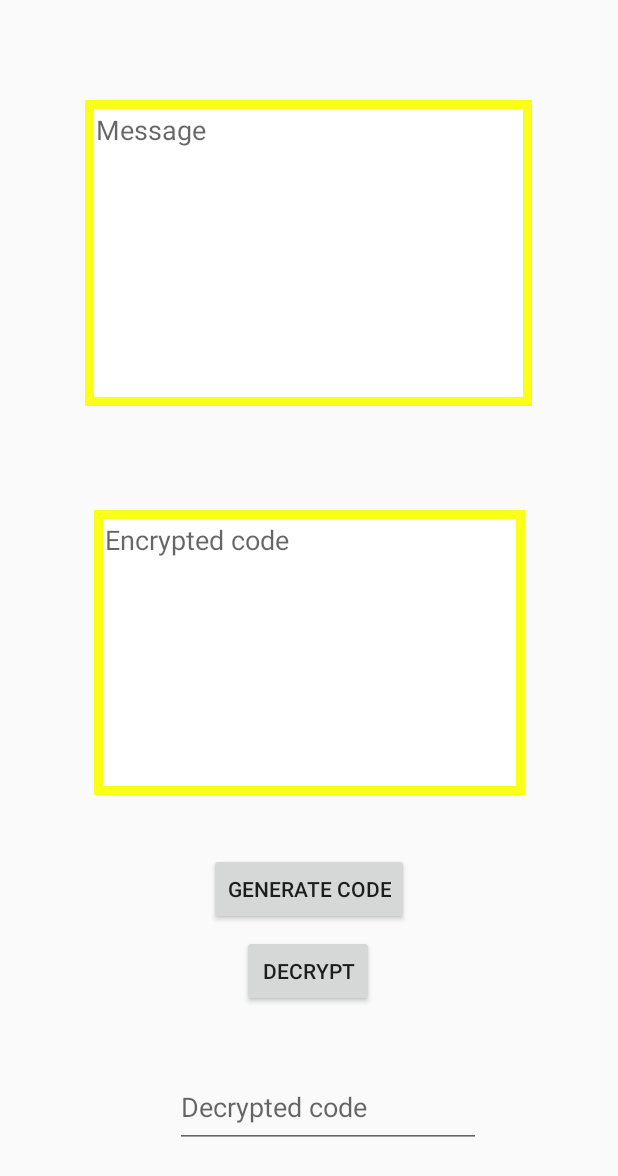
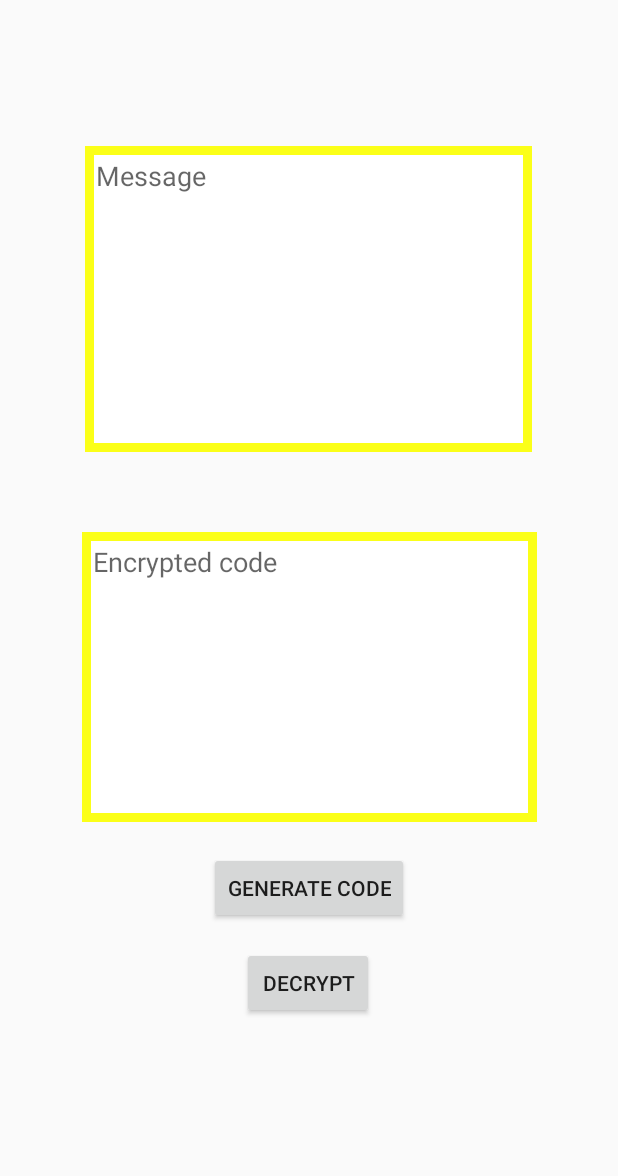
Before and after one commit to ThemApples/Bittercode, an Android app: the screen it shows after launch (MainActivity), on a phone screen of 412 x 824 dp. Shown: the top 1176 px of the screen. Run offline under Robolectric (Android 15) with nearby library versions, the phone set to English and light mode, and no system bars.

Commit message:
Basic functionality completed

```diff
--- a/Bittercode/app/src/main/res/layout/activity_main.xml
+++ b/Bittercode/app/src/main/res/layout/activity_main.xml
@@ -4,6 +4,7 @@
     xmlns:tools="http://schemas.android.com/tools"
     android:layout_width="match_parent"
     android:layout_height="match_parent"
+    android:layout_gravity="center"
     tools:context=".MainActivity">
 
     <EditText
@@ -26,51 +27,42 @@
         app:layout_constraintHorizontal_bias="0.495"
         app:layout_constraintStart_toStartOf="parent"
         app:layout_constraintTop_toTopOf="parent"
-        app:layout_constraintVertical_bias="0.108" />
+        app:layout_constraintVertical_bias="0.157" />
 
     <EditText
         android:id="@+id/encrypt"
-        android:layout_width="287dp"
-        android:layout_height="190dp"
+        android:layout_width="303dp"
+        android:layout_height="193dp"
+        android:layout_marginTop="48dp"
         android:background="@drawable/rounded_borders"
-        android:padding="7dp"
         android:gravity="top|left"
         android:hint="Encrypted code"
         android:inputType="textMultiLine"
         android:lines="6"
         android:overScrollMode="always"
+        android:padding="7dp"
         android:scrollbarStyle="insideInset"
         android:scrollbars="vertical"
         android:scrollHorizontally="false"
         android:textAppearance="?android:attr/textAppearanceMedium"
         app:layout_constraintBottom_toBottomOf="parent"
         app:layout_constraintEnd_toEndOf="parent"
+        app:layout_constraintHorizontal_bias="0.504"
         app:layout_constraintStart_toStartOf="parent"
-        app:layout_constraintTop_toTopOf="parent"
-        app:layout_constraintVertical_bias="0.536" />
-
-    <EditText
-        android:id="@+id/decrypt"
-        android:layout_width="204dp"
-        android:layout_height="54dp"
-        android:hint="Decrypted code"
-        app:layout_constraintBottom_toBottomOf="parent"
-        app:layout_constraintEnd_toEndOf="parent"
-        app:layout_constraintHorizontal_bias="0.56"
-        app:layout_constraintStart_toStartOf="parent"
-        app:layout_constraintTop_toTopOf="parent"
-        app:layout_constraintVertical_bias="0.924" />
+        app:layout_constraintTop_toBottomOf="@+id/message"
+        app:layout_constraintVertical_bias="0.02" />
 
     <Button
         android:id="@+id/generate"
         android:layout_width="wrap_content"
         android:layout_height="wrap_content"
+        android:layout_marginTop="20dp"
         android:text="Generate code"
         app:layout_constraintBottom_toBottomOf="parent"
         app:layout_constraintEnd_toEndOf="parent"
         app:layout_constraintStart_toStartOf="parent"
-        app:layout_constraintTop_toTopOf="parent"
-        app:layout_constraintVertical_bias="0.733" />
+        app:layout_constraintTop_toBottomOf="@+id/encrypt"
+        app:layout_constraintVertical_bias="0.0" />
 
     <Button
         android:id="@+id/decode"
@@ -81,7 +73,7 @@
         app:layout_constraintEnd_toEndOf="parent"
         app:layout_constraintHorizontal_bias="0.498"
         app:layout_constraintStart_toStartOf="parent"
-        app:layout_constraintTop_toTopOf="parent"
-        app:layout_constraintVertical_bias="0.803" />
+        app:layout_constraintTop_toBottomOf="@+id/generate"
+        app:layout_constraintVertical_bias="0.094" />
 
 </androidx.constraintlayout.widget.ConstraintLayout>
--- a/Bittercode/app/src/main/res/layout/display_page.xml
+++ b/Bittercode/app/src/main/res/layout/display_page.xml
@@ -10,6 +10,7 @@
         android:id="@+id/de"
         android:layout_width="270dp"
         android:layout_height="333dp"
+        android:textAlignment="center"
         android:background="@drawable/rounded_borders"
         android:text="Decoded Message"
         app:layout_constraintBottom_toBottomOf="parent"
```
Also changed, not shown: Bittercode/app/src/main/java/com/example/bittercode/DisplayPage.java (+10 -2 lines), Bittercode/app/src/main/java/com/example/bittercode/MainActivity.java (+13 -8 lines), 1 other file.
